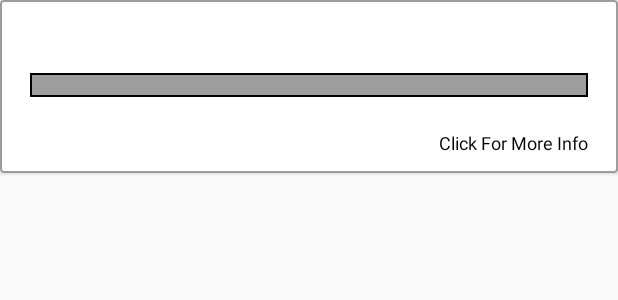
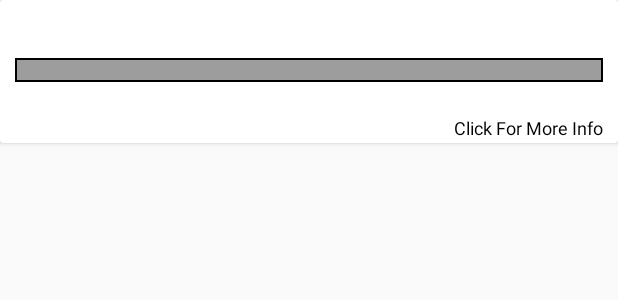
Before and after one commit to Kukant/LearningTracker, an Android app: the layout progressoverview_single_item.xml on its own in the app's theme, with its tools: preview values and no code run, on a phone screen of 412 x 824 dp. Shown: the top 300 px of the screen. Run offline under Robolectric (Android 15) with nearby library versions, the phone set to English and light mode, and no system bars.

Commit message:
Progress Overview and Subject Overview now have appropriate colors based on their overall percentages

```diff
--- a/src/app/src/main/res/layout/progressoverview_single_item.xml
+++ b/src/app/src/main/res/layout/progressoverview_single_item.xml
@@ -1,12 +1,13 @@
-<android.support.v7.widget.CardView android:layout_height="wrap_content"
+<android.support.v7.widget.CardView
+    android:layout_height="wrap_content"
     android:layout_width="match_parent"
     android:elevation="6dp"
     xmlns:android="http://schemas.android.com/apk/res/android">
 
     <RelativeLayout
+        android:id="@+id/RLprogressOverview"
         android:layout_height="wrap_content"
-        android:layout_width="wrap_content"
-        android:background="@drawable/subject_cardview_style">
+        android:layout_width="wrap_content">
 
         <TextView
             android:layout_width="wrap_content"
--- a/src/app/src/main/res/layout/subjectoverview_single.xml
+++ b/src/app/src/main/res/layout/subjectoverview_single.xml
@@ -4,6 +4,7 @@
     xmlns:android="http://schemas.android.com/apk/res/android">
 
     <RelativeLayout
+        android:id="@+id/RLsubsectionOverview"
         android:layout_height="wrap_content"
         android:layout_width="wrap_content"
         android:background="@drawable/subsection_cardview_style"
--- a/src/app/src/main/res/values/colors.xml
+++ b/src/app/src/main/res/values/colors.xml
@@ -3,7 +3,7 @@
     <color name="colorPrimary">#56AEF3</color>
     <color name="colorPrimaryDark">#56AEF3</color>
     <color name="colorAccent">#56ADF3</color>
-    <color name="red">#C92828</color>
+    <color name="red">#FD3030</color>
     <color name="orange">#FF8533</color>
     <color name="green">#27C231</color>
     <color name="whiteGrey">#DFDFDF</color>
```
Also changed, not shown: src/app/src/main/java/com/ateam/learningtracker/views/ProgressOverviewActivity.java (+16 -6 lines), src/app/src/main/java/com/ateam/learningtracker/views/SubjectOverviewActivity.java (+14 -1 lines).
